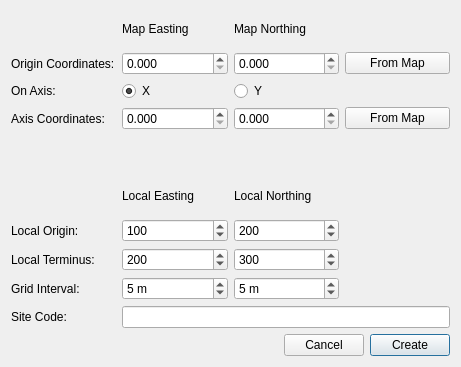
The window that grid/create_grid_dialog_base.ui (lparchaeology/ArkPlan) describes before a commit, drawn with Qt 5.
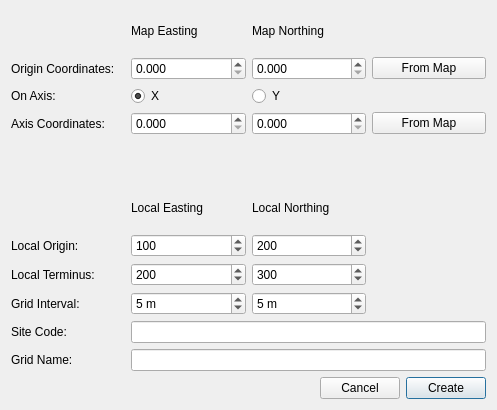
The same window after the commit.

Commit message: Grid remove category, add name, make configurable

```diff
--- a/grid/create_grid_dialog_base.ui
+++ b/grid/create_grid_dialog_base.ui
@@ -6,8 +6,8 @@
    <rect>
     <x>0</x>
     <y>0</y>
-    <width>461</width>
-    <height>367</height>
+    <width>497</width>
+    <height>410</height>
    </rect>
   </property>
   <property name="windowTitle">
@@ -279,6 +279,16 @@
      <item row="9" column="1" colspan="3">
       <widget class="QLineEdit" name="siteCodeEdit"/>
      </item>
+     <item row="10" column="0">
+      <widget class="QLabel" name="gridNameLabel">
+       <property name="text">
+        <string>Grid Name:</string>
+       </property>
+      </widget>
+     </item>
+     <item row="10" column="1" colspan="3">
+      <widget class="QLineEdit" name="gridNameEdit"/>
+     </item>
     </layout>
    </item>
    <item>
```
Left out of the diff: 218 changed lines with no effect on the pictures. The commit also changes 3 other files.
